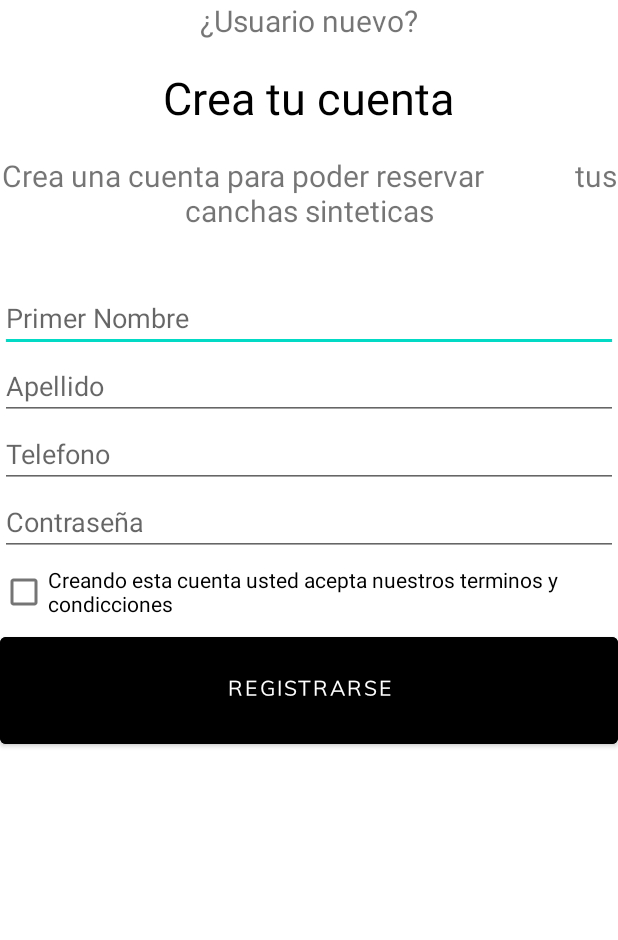
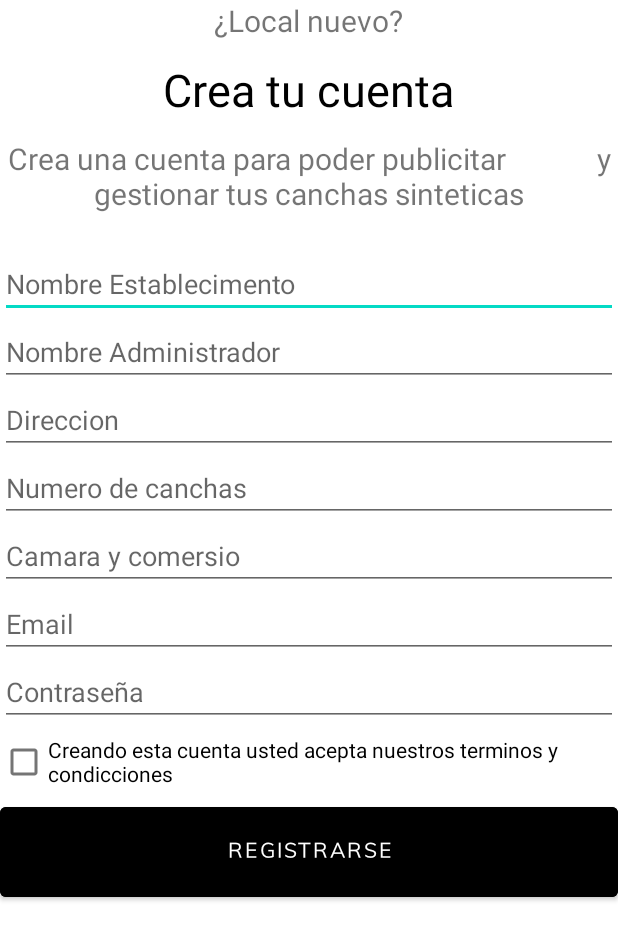
Before and after one commit to aleortbas/proyecto_moviles1, an Android app: the layout activity_registrar_loacales_canchas.xml on its own in the app's theme, with its tools: preview values and no code run, on a phone screen of 412 x 824 dp. Shown: the top 940 px of the screen. Run offline under Robolectric (Android 15) with nearby library versions, the phone set to English and light mode, and no system bars.

Commit message:
Registro usuario y local FUNCIONAL

```diff
--- a/app/src/main/AndroidManifest.xml
+++ b/app/src/main/AndroidManifest.xml
@@ -29,7 +29,7 @@
             android:name=".seleccion_registro"
             android:exported="true" />
         <activity
-            android:name=".activity_registrar_usuario_telefono"
+            android:name=".activity_registrar_locales_canchas"
             android:exported="true" />
         <activity
             android:name=".RegistrarUsuario"
--- a/app/src/main/java/com/example/footboocking/RegistrarUsuario.java
+++ b/app/src/main/java/com/example/footboocking/RegistrarUsuario.java
@@ -19,7 +19,7 @@ import java.util.List;
 
 public class RegistrarUsuario extends AppCompatActivity {
 
-    EditText nombreTx,apellidoTx,emailTx,contraseñaTx;
+    EditText nombreTx,apellidoTx,emailTx,contraseñaTx,telefonotx;
     Button button;
 
     @Override
@@ -31,6 +31,7 @@ public class RegistrarUsuario extends AppCompatActivity {
         apellidoTx = findViewById(R.id.apellido);
         emailTx = findViewById(R.id.email);
         contraseñaTx = findViewById(R.id.Password);
+        telefonotx = findViewById(R.id.editTextPhone);
         button = (Button) findViewById(R.id.button);
 
         button.setOnClickListener(new View.OnClickListener() {
@@ -59,6 +60,7 @@ public class RegistrarUsuario extends AppCompatActivity {
         nameValuePairs = new ArrayList<NameValuePair>(7); // tamaño del array
         nameValuePairs.add(new BasicNameValuePair("nombre", nombreTx.getText().toString().trim()));
         nameValuePairs.add(new BasicNameValuePair("email", emailTx.getText().toString().trim()));
+        nameValuePairs.add(new BasicNameValuePair("telefono", telefonotx.getText().toString().trim()));
         nameValuePairs.add(new BasicNameValuePair("clave", contraseñaTx.getText().toString().trim()));
         nameValuePairs.add(new BasicNameValuePair("apellido", apellidoTx.getText().toString().trim()));
 
--- a/app/src/main/java/com/example/footboocking/seleccion_registro.java
+++ b/app/src/main/java/com/example/footboocking/seleccion_registro.java
@@ -15,7 +15,7 @@ public class seleccion_registro extends AppCompatActivity {
     }
 
     public void IrTelefono(View view) {
-        Intent IrTelefono = new Intent(this, activity_registrar_usuario_telefono.class);
+        Intent IrTelefono = new Intent(this, activity_registrar_locales_canchas.class);
         startActivity(IrTelefono);
     }
 
--- a/app/src/main/res/layout/activity_registrar_usuario_telefono.xml
+++ b/app/src/main/res/layout/activity_registrar_loacales_canchas.xml
@@ -6,7 +6,7 @@
     android:layout_height="match_parent"
     android:weightSum="12"
     android:orientation="vertical"
-    tools:context=".activity_registrar_usuario_telefono">
+    tools:context=".activity_registrar_locales_canchas">
 
     <LinearLayout
         android:layout_width="match_parent"
@@ -18,7 +18,7 @@
 
         <TextView
             android:id="@+id/textView2"
-            android:text="¿Usuario nuevo?"
+            android:text="¿Local nuevo?"
             android:layout_width="wrap_content"
             android:layout_height="wrap_content"
             android:textSize="20dp"
@@ -39,8 +39,8 @@
 
         <TextView
             android:id="@+id/textView3"
-            android:text="Crea una cuenta para poder reservar
-            tus canchas sinteticas"
+            android:text="Crea una cuenta para poder publicitar
+            y gestionar tus canchas sinteticas"
             android:layout_width="wrap_content"
             android:layout_height="wrap_content"
             android:textSize="20dp"
@@ -50,29 +50,53 @@
             />
 
         <EditText
-            android:id="@+id/nombreTel"
+            android:id="@+id/nombreLocal"
             android:layout_width="match_parent"
             android:layout_height="wrap_content"
             android:inputType="textPersonName"
-            android:hint="Primer Nombre" />
+            android:hint="Nombre Establecimento" />
 
         <EditText
-            android:id="@+id/apellidoTel"
+            android:id="@+id/nombreAdmin"
             android:layout_width="match_parent"
             android:layout_height="wrap_content"
             android:inputType="textPersonName"
-            android:hint="Apellido" />
+            android:hint="Nombre Administrador" />
 
         <EditText
-            android:id="@+id/editTextPhone"
+            android:id="@+id/direccion"
+            android:layout_width="match_parent"
+            android:layout_height="wrap_content"
+            android:inputType="textPostalAddress"
+            android:hint="Direccion"
+            />
+
+        <EditText
+            android:id="@+id/NumeroCanchas"
             android:layout_width="match_parent"
             android:layout_height="wrap_content"
             android:inputType="phone"
-            android:hint="Telefono"
+            android:hint="Numero de canchas"
             />
 
         <EditText
-            android:id="@+id/Passwordtel"
+            android:id="@+id/CamaraComercio"
+            android:layout_width="match_parent"
+            android:layout_height="wrap_content"
+            android:inputType="phone"
+            android:hint="Camara y comersio"
+            />
+
+        <EditText
+            android:id="@+id/emailLocal"
+            android:layout_width="match_parent"
+            android:layout_height="wrap_content"
+            android:inputType="textEmailAddress"
+            android:hint="Email"
+            />
+
+        <EditText
+            android:id="@+id/PasswordLocal"
             android:layout_width="match_parent"
             android:layout_height="wrap_content"
             android:inputType="textVisiblePassword"
@@ -86,7 +110,7 @@
             android:text="Creando esta cuenta usted acepta nuestros terminos y condicciones " />
 
         <Button
-            android:id="@+id/buttonTel"
+            android:id="@+id/buttonLocal"
             android:layout_width="match_parent"
             android:layout_height="wrap_content"
             android:fontFamily="@font/font_awesome"
--- a/app/src/main/res/layout/activity_seleccion_registro.xml
+++ b/app/src/main/res/layout/activity_seleccion_registro.xml
@@ -71,7 +71,7 @@
                 android:backgroundTint="@color/white"
                 android:textColor="@color/black"
                 android:onClick="IrTelefono"
-                android:text="Registrar con telefono" />
+                android:text="Registrar un local" />
         </LinearLayout>
 
     </LinearLayout>
```
Also changed, not shown: app/src/main/java/com/example/footboocking/activity_registrar_locales_canchas.java (added, +113 -0 lines), app/src/main/java/com/example/footboocking/activity_registrar_usuario_telefono.java (deleted, +0 -100 lines), app/src/main/res/layout/activity_registrar_usuario.xml (+8 -0 lines), 1 other file.
